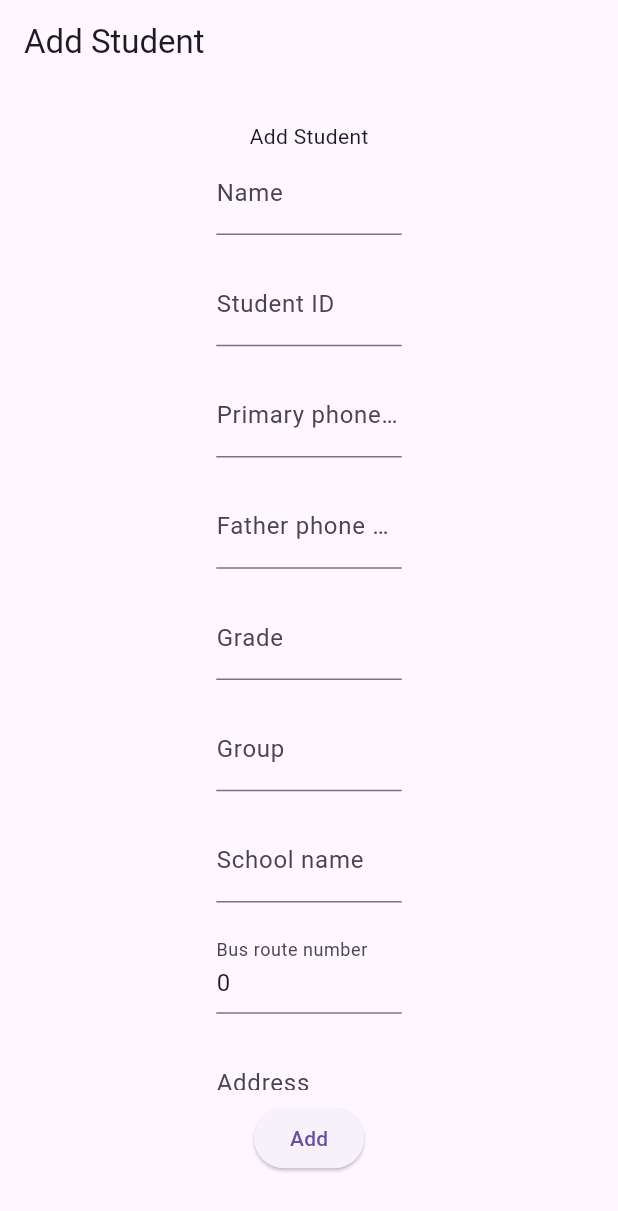
After one commit to ahmedelsherif-osama/attendance_app, a Flutter app: the BusRouteScreen screen opened by its route, after a tap on "Add Student", after a tap on "Add", on a phone screen of 412 x 824 dp. The commit adds this screen. Shown: the top 1211 px of the screen. Run offline on Flutter 3.47's test engine with Material 3 defaults, Android fonts, the phone set to English and light mode, and no system bars; our stand-ins replace cloud_firestore, equatable, firebase_core, flutter_bloc, go_router; accounts and stored records are empty; generated files the repository leaves out were written again.

Commit message:
add_student_screen

```diff
--- a/lib/models/3_student_model.dart
+++ b/lib/models/3_student_model.dart
@@ -1,3 +1,4 @@
+import 'package:cloud_firestore/cloud_firestore.dart';
 import 'package:equatable/equatable.dart';
 
 class StudentModel extends Equatable {
@@ -94,6 +95,30 @@ class StudentModel extends Equatable {
     );
   }
 
+  void addStudentToFirestore() async {
+    // Create a new instance of SchoolModel
+    StudentModel newStudent = StudentModel(
+      name: name,
+      studentID: studentID,
+      primaryPhoneNumber: primaryPhoneNumber,
+      fatherPhoneNumber: fatherPhoneNumber,
+      grade: grade,
+      group: group,
+      longtitude: longtitude,
+      latitude: latitude,
+      makkani: makkani,
+      addressDescription: addressDescription,
+      schoolName: schoolName,
+      busRouteNumber: busRouteNumber,
+    );
+
+    // Convert StudentModel to JSON
+    Map<String, dynamic> studentJson = newStudent.toJson();
+
+    // Add the document to Firestore
+    await FirebaseFirestore.instance.collection('students').add(studentJson);
+  }
+
   static fromMap(Map<String, dynamic> data) {
     return StudentModel(
       name: data['name'] as String,
--- a/lib/router.dart
+++ b/lib/router.dart
@@ -5,6 +5,7 @@ import 'package:final_rta_attendance/screens_widgets/2_school_screen.dart';
 import 'package:final_rta_attendance/screens_widgets/5_student_details_screen.dart';
 import 'package:final_rta_attendance/screens_widgets/6_add_school_screen.dart';
 import 'package:final_rta_attendance/screens_widgets/7_add_bus_route_screen.dart';
+import 'package:final_rta_attendance/screens_widgets/8_add_student_screen.dart';
 import 'package:go_router/go_router.dart';
 
 GoRouter router = GoRouter(
@@ -37,5 +38,9 @@ GoRouter router = GoRouter(
       path: '/add_bus_route_screen',
       builder: (context, state) => AddBusRouteScreen(),
     ),
+    GoRoute(
+      path: '/add_student_screen',
+      builder: (context, state) => AddStudentScreen(),
+    ),
   ],
 );
--- a/lib/screens_widgets/3_bus_route_screen.dart
+++ b/lib/screens_widgets/3_bus_route_screen.dart
@@ -42,6 +42,7 @@ class BusRouteScreen extends StatelessWidget {
                 );
               }).toList();
               return Column(
+                crossAxisAlignment: CrossAxisAlignment.center,
                 children: [
                   Text(
                     busRouteName,
@@ -52,12 +53,16 @@ class BusRouteScreen extends StatelessWidget {
                       fontWeight: FontWeight.bold,
                     ),
                   ),
-                  SizedBox(height: MediaQuery.of(context).size.height * 0.1),
-                  Row(
+                  SizedBox(height: MediaQuery.of(context).size.height * 0.03),
+                  Padding(
+                    padding: const EdgeInsets.symmetric(horizontal: 500),
+                    child: Row(
+                      mainAxisAlignment: MainAxisAlignment.center,
                       mainAxisSize: MainAxisSize.max,
                       children: [
                         Text("Areas covered: "),
-                      SizedBox(height: MediaQuery.of(context).size.width * 0.1),
+                        SizedBox(
+                            height: MediaQuery.of(context).size.width * 0.1),
                         Flexible(
                           child: ListView.builder(
                             shrinkWrap: true,
@@ -71,8 +76,12 @@ class BusRouteScreen extends StatelessWidget {
                         ),
                       ],
                     ),
-                  SizedBox(height: MediaQuery.of(context).size.height * 0.1),
-                  TextButton(
+                  ),
+                  SizedBox(height: MediaQuery.of(context).size.height * 0.03),
+                  Row(
+                    mainAxisAlignment: MainAxisAlignment.center,
+                    children: [
+                      ElevatedButton(
                         onPressed: () {
                           context.read<AppCubit>().updateState(
                                 context.read<AppCubit>().state.copyWith(
@@ -84,7 +93,8 @@ class BusRouteScreen extends StatelessWidget {
                                           .schools
                                           .firstWhere(
                                             (element) =>
-                                            element.name == busRoute.schoolName,
+                                                element.name ==
+                                                busRoute.schoolName,
                                           ),
                                     ),
                               );
@@ -92,6 +102,15 @@ class BusRouteScreen extends StatelessWidget {
                           print("what now?");
                         },
                         child: const Text('Take/Check Attendance'),
+                      ),
+                      SizedBox(width: MediaQuery.of(context).size.width * 0.1),
+                      ElevatedButton(
+                        onPressed: () {
+                          context.go('/add_student_screen');
+                        },
+                        child: const Text("Add Student"),
+                      ),
+                    ],
                   ),
                   SizedBox(height: MediaQuery.of(context).size.height * 0.1),
                   Expanded(
@@ -115,6 +134,7 @@ class BusRouteScreen extends StatelessWidget {
                       },
                     ),
                   ),
+                  SizedBox(height: MediaQuery.of(context).size.height * 0.1),
                 ],
               );
             } catch (e) {
--- /dev/null
+++ b/lib/screens_widgets/8_add_student_screen.dart
@@ -0,0 +1,287 @@
+import 'package:final_rta_attendance/cubit/app_cubit.dart';
+import 'package:final_rta_attendance/models/1_school_model.dart';
+import 'package:final_rta_attendance/models/3_student_model.dart';
+import 'package:flutter/material.dart';
+import 'package:flutter_bloc/flutter_bloc.dart';
+import 'package:go_router/go_router.dart';
+
+class AddStudentScreen extends StatelessWidget {
+  final TextEditingController nameController = TextEditingController();
+  final TextEditingController addressDescriptionController =
+      TextEditingController();
+  final TextEditingController busRouteController = TextEditingController();
+  final TextEditingController fatherPhoneNumberController =
+      TextEditingController();
+  final TextEditingController gradeController = TextEditingController();
+  final TextEditingController groupController = TextEditingController();
+  final TextEditingController latitudeController = TextEditingController();
+  final TextEditingController longtitudeController = TextEditingController();
+  final TextEditingController makkaniController = TextEditingController();
+  final TextEditingController primaryPhoneNumberController =
+      TextEditingController();
+  final TextEditingController schoolNameController = TextEditingController();
+  final TextEditingController studentIDController = TextEditingController();
+
+  @override
+  Widget build(BuildContext context) {
+    schoolNameController.text =
+        context.read<AppCubit>().state.currentSchool.name;
+    busRouteController.text = context
+        .read<AppCubit>()
+        .state
+        .currentBusRoute
+        .busRouteNumber
+        .toString();
+
+    return Scaffold(
+      appBar: AppBar(title: Text('Add Student')),
+      body: Center(
+        child: Column(
+          mainAxisAlignment: MainAxisAlignment.center,
+          crossAxisAlignment: CrossAxisAlignment.center,
+          children: [
+            SizedBox(height: MediaQuery.of(context).size.height * 0.03),
+            Text("Add Student"),
+            Expanded(
+              child: SingleChildScrollView(
+                child: Column(
+                  children: [
+                    Container(
+                      width: MediaQuery.of(context).size.width * 0.3,
+                      height: MediaQuery.of(context).size.height * 0.09,
+                      child: TextFormField(
+                        validator: (value) {
+                          if (value.runtimeType != String) {
+                            return 'Please enter some text';
+                          }
+                          return null;
+                        },
+                        controller: nameController,
+                        decoration: const InputDecoration(
+                          labelText: 'Name',
+                        ),
+                      ),
+                    ),
+                    Container(
+                      width: MediaQuery.of(context).size.width * 0.3,
+                      height: MediaQuery.of(context).size.height * 0.09,
+                      child: TextFormField(
+                        autovalidateMode: AutovalidateMode.onUserInteraction,
+                        keyboardType: TextInputType.number,
+                        validator: (value) {
+                          if (int.tryParse(value!) == null || value.isEmpty) {
+                            return 'Please enter a valid student ID';
+                          }
+                          return null;
+                        },
+                        controller: studentIDController,
+                        decoration: const InputDecoration(
+                          labelText: 'Student ID',
+                        ),
+                      ),
+                    ),
+                    Container(
+                      width: MediaQuery.of(context).size.width * 0.3,
+                      height: MediaQuery.of(context).size.height * 0.09,
+                      child: TextFormField(
+                        validator: (value) {
+                          if (value.runtimeType != int) {
+                            return 'Please enter a valid phone number';
+                          }
+                          return null;
+                        },
+                        controller: primaryPhoneNumberController,
+                        decoration: const InputDecoration(
+                          labelText: 'Primary phone number',
+                        ),
+                      ),
+                    ),
+                    Container(
+                      width: MediaQuery.of(context).size.width * 0.3,
+                      height: MediaQuery.of(context).size.height * 0.09,
+                      child: TextFormField(
+                        validator: (value) {
+                          if (value.runtimeType != int) {
+                            return 'Please enter a valid phone number';
+                          }
+                          return null;
+                        },
+                        controller: fatherPhoneNumberController,
+                        decoration: const InputDecoration(
+                          labelText: 'Father phone number',
+                        ),
+                      ),
+                    ),
+                    Container(
+                      width: MediaQuery.of(context).size.width * 0.3,
+                      height: MediaQuery.of(context).size.height * 0.09,
+                      child: TextFormField(
+                        validator: (value) {
+                          if (value.runtimeType != int) {
+                            return 'Please enter a valid grade number';
+                          }
+                          return null;
+                        },
+                        controller: gradeController,
+                        decoration: const InputDecoration(
+                          labelText: 'Grade',
+                        ),
+                      ),
+                    ),
+                    Container(
+                      width: MediaQuery.of(context).size.width * 0.3,
+                      height: MediaQuery.of(context).size.height * 0.09,
+                      child: TextFormField(
+                        validator: (value) {
+                          if (value.runtimeType != int) {
+                            return 'Please enter a valid group number';
+                          }
+                          return null;
+                        },
+                        controller: groupController,
+                        decoration: const InputDecoration(
+                          labelText: 'Group',
+                        ),
+                      ),
+                    ),
+                    Container(
+                      width: MediaQuery.of(context).size.width * 0.3,
+                      height: MediaQuery.of(context).size.height * 0.09,
+                      child: TextFormField(
+                        validator: (value) {
+                          if (value.runtimeType != String) {
+                            return 'Please enter a valid school name';
+                          }
+                          return null;
+                        },
+                        controller: schoolNameController,
+                        decoration: const InputDecoration(
+                          labelText: 'School name',
+                        ),
+                      ),
+                    ),
+                    Container(
+                      width: MediaQuery.of(context).size.width * 0.3,
+                      height: MediaQuery.of(context).size.height * 0.09,
+                      child: TextFormField(
+                        validator: (value) {
+                          if (value.runtimeType != int) {
+                            return 'Please enter a valid route number';
+                          }
+                          return null;
+                        },
+                        controller: busRouteController,
+                        decoration: const InputDecoration(
+                          labelText: 'Bus route number',
+                        ),
+                      ),
+                    ),
+                    Container(
+                      width: MediaQuery.of(context).size.width * 0.3,
+                      height: MediaQuery.of(context).size.height * 0.09,
+                      child: TextFormField(
+                        validator: (value) {
+                          if (value.runtimeType != String) {
+                            return 'Please enter a valid address';
+                          }
+                          return null;
+                        },
+                        controller: addressDescriptionController,
+                        decoration: const InputDecoration(
+                          labelText: 'Address',
+                        ),
+                      ),
+                    ),
+                    Container(
+                      width: MediaQuery.of(context).size.width * 0.3,
+                      height: MediaQuery.of(context).size.height * 0.09,
+                      child: TextFormField(
+                        validator: (value) {
+                          if (value.toString().runtimeType != double) {
+                            return 'Please enter a valid latitude';
+                          }
+                          return null;
+                        },
+                        controller: latitudeController,
+                        decoration: const InputDecoration(
+                          labelText: 'Latitude',
+                        ),
+                      ),
+                    ),
+                    Container(
+                      width: MediaQuery.of(context).size.width * 0.3,
+                      height: MediaQuery.of(context).size.height * 0.09,
+                      child: TextFormField(
+                        validator: (value) {
+                          if (value.runtimeType != double) {
+                            return 'Please enter a valid longtitude';
+                          }
+                          return null;
+                        },
+                        controller: longtitudeController,
+                        decoration: const InputDecoration(
+                          labelText: 'Longtitude',
+                        ),
+                      ),
+                    ),
+                    Container(
+                      width: MediaQuery.of(context).size.width * 0.3,
+                      height: MediaQuery.of(context).size.height * 0.09,
+                      child: TextFormField(
+                        validator: (value) {
+                          if (value.runtimeType != int) {
+                            return 'Please enter a valid makkani number';
+                          }
+                          return null;
+                        },
+                        controller: makkaniController,
+                        decoration: const InputDecoration(
+                          labelText: 'Makkani',
+                        ),
+                      ),
+                    ),
+                  ],
+                ),
+              ),
+            ),
+            SizedBox(height: MediaQuery.of(context).size.height * 0.01),
+            ElevatedButton(
+              onPressed: () async {
+                context.read<AppCubit>().updateState(
+                      context.read<AppCubit>().state.copyWith(
+                            currentStudent: StudentModel(
+                              name: nameController.text,
+                              studentID: studentIDController.text,
+                              primaryPhoneNumber:
+                                  int.parse(primaryPhoneNumberController.text),
+                              fatherPhoneNumber:
+                                  int.parse(fatherPhoneNumberController.text),
+                              grade: int.parse(gradeController.text),
+                              group: int.parse(groupController.text),
+                              longtitude:
+                                  double.parse(longtitudeController.text),
+                              latitude: double.parse(latitudeController.text),
+                              addressDescription:
+                                  addressDescriptionController.text,
+                              makkani: int.parse(makkaniController.text),
+                              schoolName: schoolNameController.text,
+                              busRouteNumber: busRouteController.text,
+                            ),
+                          ),
+                    );
+                context
+                    .read<AppCubit>()
+                    .state
+                    .currentStudent
+                    .addStudentToFirestore();
+                context.go('/Student_screen');
+              },
+              child: const Text('Add'),
+            ),
+            SizedBox(height: MediaQuery.of(context).size.height * 0.05),
+          ],
+        ),
+      ),
+    );
+  }
+}
```
Lines whose indentation alone changed are shown as unchanged.
